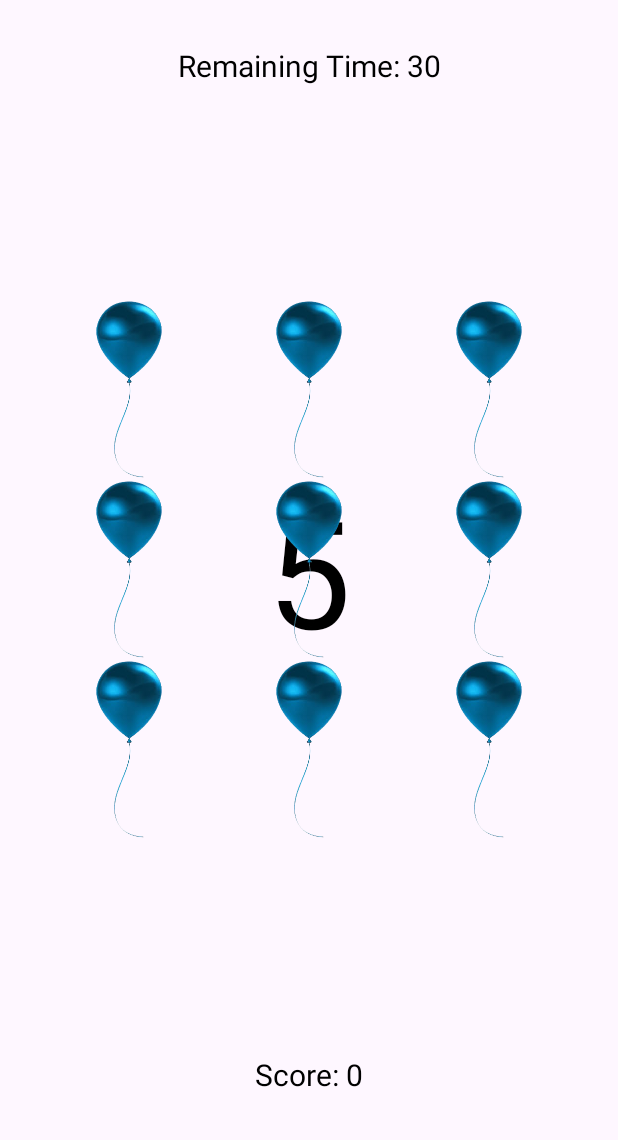
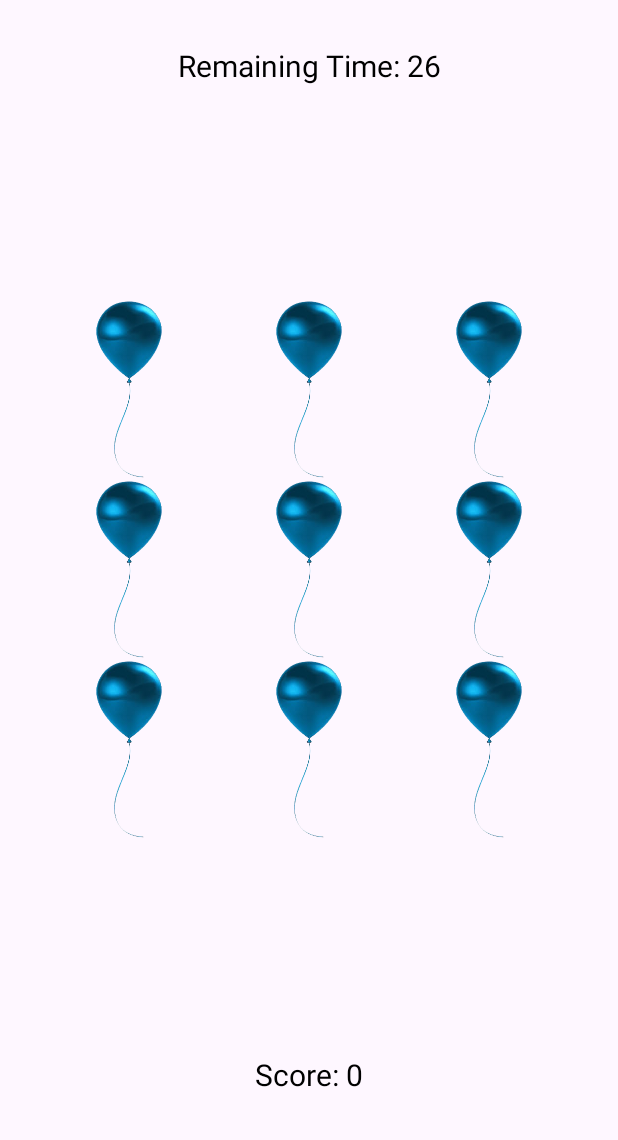
Before and after one commit to BernadetteWerneke/BalloonPopping, an Android app: the screen it shows after launch (MainActivity), on a phone screen of 412 x 824 dp, the part 96-1236 px from its top. Run offline under Robolectric (Android 15) with nearby library versions, the phone set to English and light mode, and no system bars.

Commit message:
creating timer

```diff
--- a/app/src/main/java/com/appperfektion/balloonpopping/MainActivity.kt
+++ b/app/src/main/java/com/appperfektion/balloonpopping/MainActivity.kt
@@ -1,6 +1,9 @@
 package com.appperfektion.balloonpopping
 
+import android.content.Intent
 import android.os.Bundle
+import android.os.CountDownTimer
+import android.view.View
 import androidx.appcompat.app.AppCompatActivity
 import com.appperfektion.balloonpopping.databinding.ActivityMainBinding
 
@@ -13,5 +16,29 @@ class MainActivity : AppCompatActivity() {
         mainBinding = ActivityMainBinding.inflate(layoutInflater)
         setContentView(mainBinding.root)
 
+        object : CountDownTimer(5000, 1000){
+            override fun onTick(millisUntilFinished: Long) {
+                mainBinding.textViewTimer.text = (millisUntilFinished / 1000).toString()     //time in seconds, type long
+            }
+
+            override fun onFinish() {
+                mainBinding.textViewTimer.visibility = View.INVISIBLE
+                mainBinding.textViewRemainingTime.visibility = View.VISIBLE
+                mainBinding.textViewScore.visibility = View.VISIBLE
+                mainBinding.gridLayout.visibility = View.VISIBLE
+
+                object : CountDownTimer(30000, 1000){
+                    override fun onTick(millisUntilFinished: Long) {
+                        mainBinding.textViewRemainingTime.text = "Remaining Time: ${millisUntilFinished/1000}"
+                    }
+
+                    override fun onFinish() {
+                        val intent = Intent(this@MainActivity,ResultActivity::class.java)
+                        startActivity(intent)
+                    }
+                }.start()
+            }
+
+        }.start()
     }
 }
```
